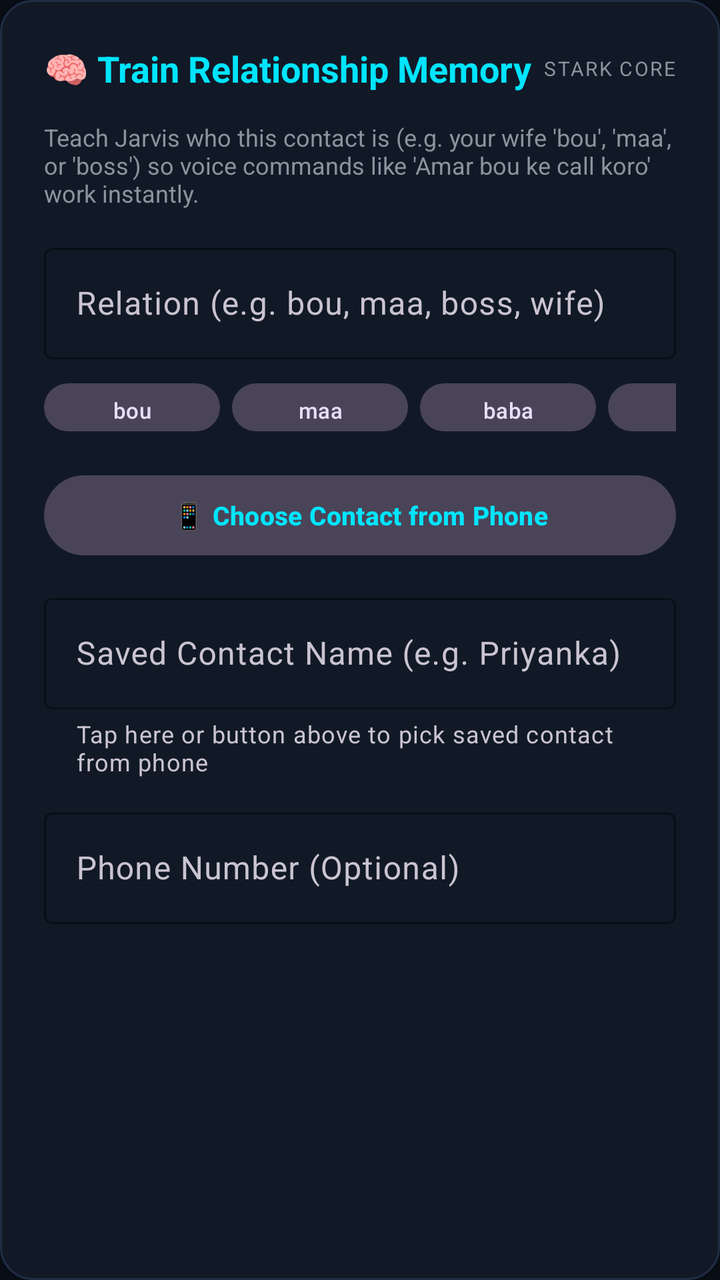
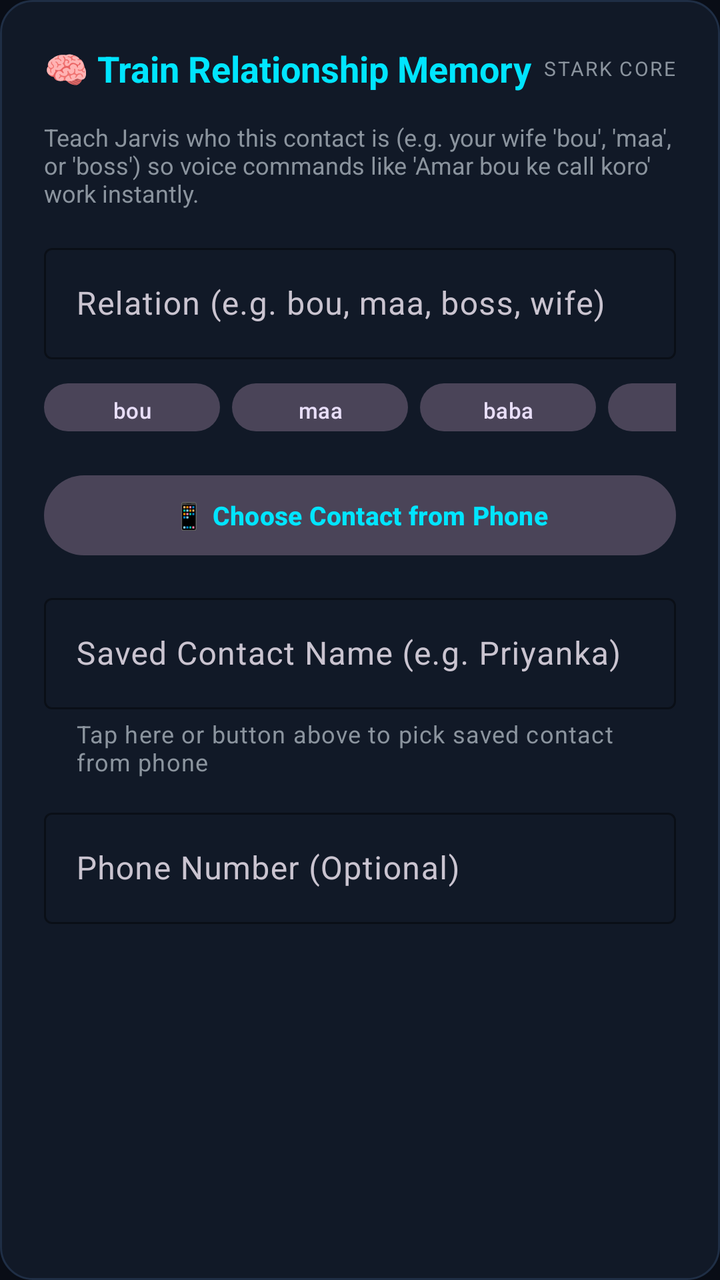

Compare the two renders of this Android layout. The source of the first and the diff that turns it into the second are given below.
<!-- AndroidManifest.xml: application theme Theme.Jarvis -->
<!-- res/layout/dialog_add_alias.xml -->
<?xml version="1.0" encoding="utf-8"?>
<LinearLayout xmlns:android="http://schemas.android.com/apk/res/android"
    xmlns:app="http://schemas.android.com/apk/res-auto"
    android:layout_width="match_parent"
    android:layout_height="wrap_content"
    android:orientation="vertical"
    android:padding="22dp"
    android:background="@drawable/bg_card">

    
    <LinearLayout
        android:layout_width="match_parent"
        android:layout_height="wrap_content"
        android:orientation="horizontal"
        android:gravity="center_vertical"
        android:layout_marginBottom="14dp">

        <TextView
            android:layout_width="0dp"
            android:layout_height="wrap_content"
            android:layout_weight="1"
            android:text="🧠 Train Relationship Memory"
            android:textColor="@color/jarvis_cyan_primary"
            android:textSize="18sp"
            android:textStyle="bold" />

        <TextView
            android:layout_width="wrap_content"
            android:layout_height="wrap_content"
            android:text="STARK CORE"
            android:textColor="@color/text_secondary"
            android:textSize="10sp"
            android:letterSpacing="0.08" />
    </LinearLayout>

    <TextView
        android:layout_width="match_parent"
        android:layout_height="wrap_content"
        android:text="Teach Jarvis who this contact is (e.g. your wife 'bou', 'maa', or 'boss') so voice commands like 'Amar bou ke call koro' work instantly."
        android:textColor="@color/text_secondary"
        android:textSize="12sp"
        android:layout_marginBottom="14dp" />

    
    <com.google.android.material.textfield.TextInputLayout
        android:id="@+id/tilRelationshipTag"
        android:layout_width="match_parent"
        android:layout_height="wrap_content"
        android:hint="@string/hint_relationship"
        app:boxStrokeColor="@color/jarvis_cyan_primary"
        app:hintTextColor="@color/jarvis_cyan_primary"
        android:layout_marginBottom="8dp">

        <com.google.android.material.textfield.TextInputEditText
            android:id="@+id/etRelationshipTag"
            android:layout_width="match_parent"
            android:layout_height="wrap_content"
            android:inputType="text"
            android:textColor="@color/text_primary" />
    </com.google.android.material.textfield.TextInputLayout>

    
    <HorizontalScrollView
        android:layout_width="match_parent"
        android:layout_height="wrap_content"
        android:scrollbars="none"
        android:layout_marginBottom="14dp">

        <LinearLayout
            android:layout_width="wrap_content"
            android:layout_height="wrap_content"
            android:orientation="horizontal">

            <Button
                android:id="@+id/chipRelationBou"
                style="@style/Widget.Material3.Button.TonalButton"
                android:layout_width="wrap_content"
                android:layout_height="32dp"
                android:text="bou"
                android:textSize="11sp"
                android:layout_marginEnd="6dp" />

            <Button
                android:id="@+id/chipRelationMaa"
                style="@style/Widget.Material3.Button.TonalButton"
                android:layout_width="wrap_content"
                android:layout_height="32dp"
                android:text="maa"
                android:textSize="11sp"
                android:layout_marginEnd="6dp" />

            <Button
                android:id="@+id/chipRelationBaba"
                style="@style/Widget.Material3.Button.TonalButton"
                android:layout_width="wrap_content"
                android:layout_height="32dp"
                android:text="baba"
                android:textSize="11sp"
                android:layout_marginEnd="6dp" />

            <Button
                android:id="@+id/chipRelationVai"
                style="@style/Widget.Material3.Button.TonalButton"
                android:layout_width="wrap_content"
                android:layout_height="32dp"
                android:text="vai"
                android:textSize="11sp"
                android:layout_marginEnd="6dp" />

            <Button
                android:id="@+id/chipRelationBoss"
                style="@style/Widget.Material3.Button.TonalButton"
                android:layout_width="wrap_content"
                android:layout_height="32dp"
                android:text="boss"
                android:textSize="11sp"
                android:layout_marginEnd="6dp" />

            <Button
                android:id="@+id/chipRelationFriend"
                style="@style/Widget.Material3.Button.TonalButton"
                android:layout_width="wrap_content"
                android:layout_height="32dp"
                android:text="friend"
                android:textSize="11sp" />
        </LinearLayout>
    </HorizontalScrollView>

    
    <Button
        android:id="@+id/btnPickContact"
        style="@style/Widget.Material3.Button.TonalButton"
        android:layout_width="match_parent"
        android:layout_height="48dp"
        android:text="📱 Choose Contact from Phone"
        android:textColor="@color/jarvis_cyan_primary"
        android:textStyle="bold"
        android:textSize="13sp"
        android:layout_marginBottom="12dp" />

    
    <com.google.android.material.textfield.TextInputLayout
        android:id="@+id/tilContactName"
        android:layout_width="match_parent"
        android:layout_height="wrap_content"
        android:hint="@string/hint_contact_name"
        app:helperText="Tap here or button above to pick saved contact from phone"
        app:helperTextColor="@color/text_secondary"
        app:boxStrokeColor="@color/jarvis_cyan_primary"
        app:hintTextColor="@color/jarvis_cyan_primary"
        android:layout_marginBottom="12dp">

        <com.google.android.material.textfield.TextInputEditText
            android:id="@+id/etContactName"
            android:layout_width="match_parent"
            android:layout_height="wrap_content"
            android:inputType="textPersonName"
            android:textColor="@color/text_primary" />
    </com.google.android.material.textfield.TextInputLayout>

    
    <com.google.android.material.textfield.TextInputLayout
        android:id="@+id/tilPhoneNumber"
        android:layout_width="match_parent"
        android:layout_height="wrap_content"
        android:hint="@string/hint_phone_optional"
        app:boxStrokeColor="@color/jarvis_cyan_primary"
        app:hintTextColor="@color/jarvis_cyan_primary"
        android:layout_marginBottom="16dp">

        <com.google.android.material.textfield.TextInputEditText
            android:id="@+id/etPhoneNumber"
            android:layout_width="match_parent"
            android:layout_height="wrap_content"
            android:inputType="phone"
            android:textColor="@color/text_primary" />
    </com.google.android.material.textfield.TextInputLayout>

</LinearLayout>
<!-- resources referenced by this layout -->
<resources>
  <color name="jarvis_cyan_primary">#00E5FF</color>
  <color name="text_primary">#F0F6FC</color>
  <color name="text_secondary">#8B949E</color>
  <!-- drawable bg_card (drawable) -->
  <?xml version="1.0" encoding="utf-8"?>
  <shape xmlns:android="http://schemas.android.com/apk/res/android"
      android:shape="rectangle">
      <solid android:color="@color/jarvis_card_bg" />
      <stroke
          android:width="1dp"
          android:color="@color/jarvis_card_border" />
      <corners android:radius="16dp" />
  </shape>
  <string name="hint_contact_name">Saved Contact Name (e.g. Priyanka)</string>
  <string name="hint_phone_optional">Phone Number (Optional)</string>
  <string name="hint_relationship">Relation (e.g. bou, maa, boss, wife)</string>
  <style name="Theme.Jarvis" parent="Theme.Material3.Dark.NoActionBar">
          <item name="colorPrimary">@color/jarvis_cyan_primary</item>
          <item name="colorOnPrimary">#000000</item>
          <item name="colorPrimaryContainer">@color/jarvis_cyan_dark</item>
          <item name="colorOnPrimaryContainer">@color/white</item>
          <item name="android:windowBackground">@color/jarvis_bg</item>
          <item name="android:statusBarColor">@color/jarvis_bg</item>
          <item name="android:navigationBarColor">@color/jarvis_bg</item>
      </style>
  <color name="jarvis_card_bg">#111927</color>
  <color name="jarvis_card_border">#1F2E45</color>
  <color name="jarvis_cyan_dark">#00838F</color>
  <color name="white">#FFFFFF</color>
  <color name="jarvis_bg">#090D16</color>
</resources>

<!-- the commit's change to res/layout/dialog_add_alias.xml (unified diff, before → after) -->
@@ -145,7 +145,7 @@
         android:layout_height="wrap_content"
         android:hint="@string/hint_contact_name"
         app:helperText="Tap here or button above to pick saved contact from phone"
-        app:helperTextColor="@color/text_secondary"
+        app:helperTextTextColor="@color/text_secondary"
         app:boxStrokeColor="@color/jarvis_cyan_primary"
         app:hintTextColor="@color/jarvis_cyan_primary"
         android:layout_marginBottom="12dp">
